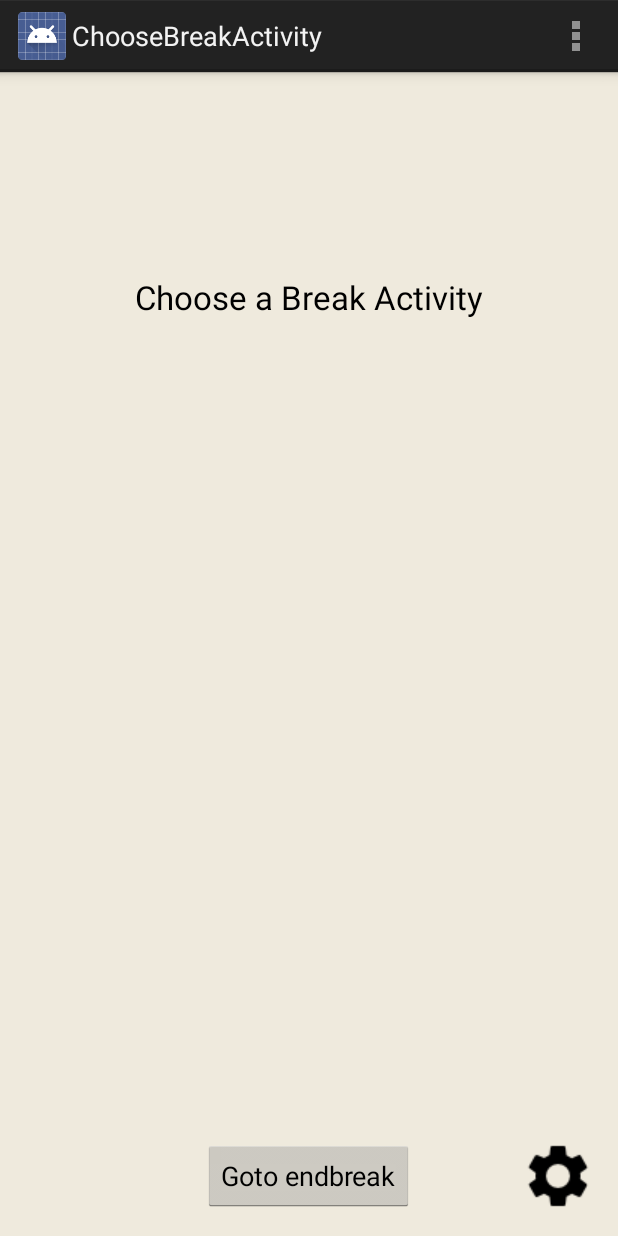
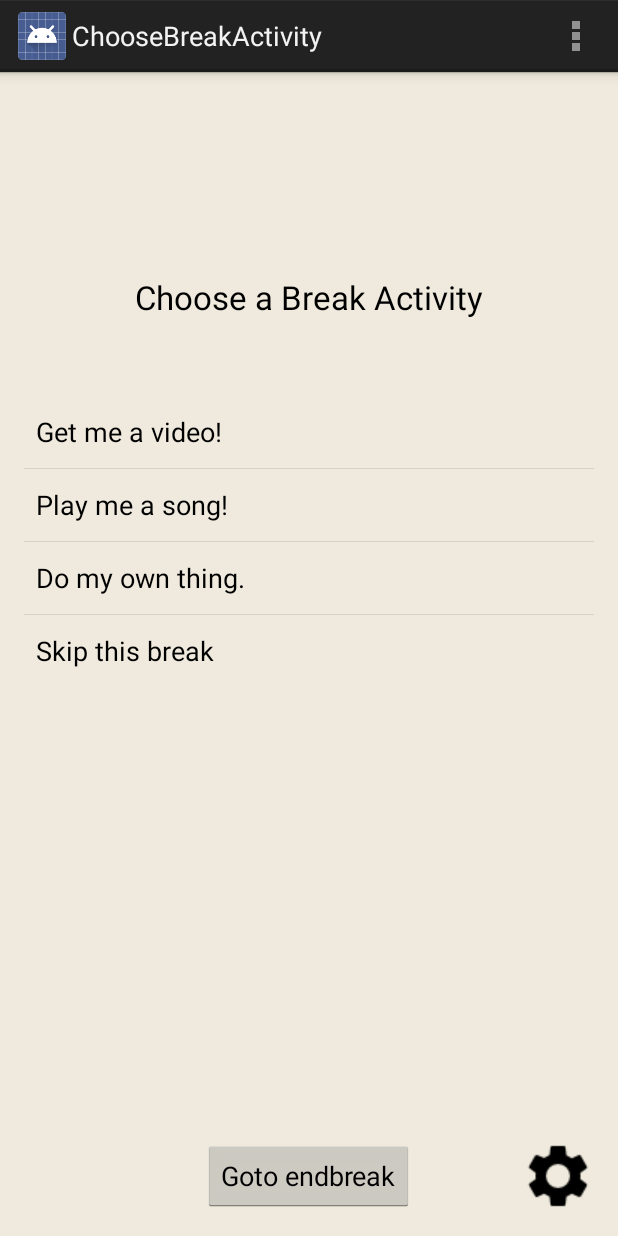
Before and after one commit to kevana/BreakTime, an Android app: the ChooseBreakActivity screen opened directly, with no data from a screen before it, on a phone screen of 412 x 824 dp. Run offline under Robolectric (Android 15) with nearby library versions, the phone set to English and light mode, and no system bars.

Commit message:
Added break timer bubble and sample activities.

```diff
--- a/app/build.gradle
+++ b/app/build.gradle
@@ -22,8 +22,8 @@ android {
         applicationId 'com.breaktime'
         minSdkVersion 15
         targetSdkVersion 20
-        versionCode 4
-        versionName '0.4'
+        versionCode 5
+        versionName '0.5'
     }
     buildTypes {
         release {
--- a/app/src/main/java/com/breaktime/ChooseBreakActivity.java
+++ b/app/src/main/java/com/breaktime/ChooseBreakActivity.java
@@ -6,16 +6,35 @@ import android.os.Bundle;
 import android.view.Menu;
 import android.view.MenuItem;
 import android.view.View;
+import android.widget.AdapterView;
+import android.widget.ListView;
+import android.widget.TextView;
+import android.widget.Toast;
 
 
-public class ChooseBreakActivity extends Activity {
+public class ChooseBreakActivity extends Activity implements AdapterView.OnItemClickListener {
+
+    private ListView listView;
 
     @Override
     protected void onCreate(Bundle savedInstanceState) {
         super.onCreate(savedInstanceState);
         setContentView(R.layout.activity_choose_break);
+        listView = (ListView)findViewById(R.id.chooseBreakListView);
+        listView.setOnItemClickListener(this);
     }
 
+    @Override
+    public void onItemClick(AdapterView<?> adapter, View view, int position, long id) {
+        Toast.makeText(getApplicationContext(), ((TextView) view).getText(),
+                Toast.LENGTH_SHORT).show();
+        // TODO: Start break timer
+        startService(new Intent(this, BreakTimerService.class));
+        Intent homeIntent= new Intent(Intent.ACTION_MAIN);
+        homeIntent.addCategory(Intent.CATEGORY_HOME);
+        homeIntent.setFlags(Intent.FLAG_ACTIVITY_NEW_TASK);
+        startActivity(homeIntent);
+    }
 
     @Override
     public boolean onCreateOptionsMenu(Menu menu) {
--- a/app/src/main/res/layout/activity_choose_break.xml
+++ b/app/src/main/res/layout/activity_choose_break.xml
@@ -10,14 +10,15 @@
     android:background="@color/background">
 
     <ListView
-        android:id="@+id/listView"
+        android:id="@+id/chooseBreakListView"
         style="@style/AppTheme"
         android:layout_width="wrap_content"
         android:layout_height="wrap_content"
         android:layout_centerHorizontal="true"
         android:layout_gravity="bottom"
         android:layout_marginBottom="50dp"
-        android:layout_marginTop="200dp" />
+        android:layout_marginTop="200dp"
+        android:entries="@array/activity_choose_break_options_array"/>
 
     <TextView
         android:id="@+id/textView"
--- a/app/src/main/res/values/strings.xml
+++ b/app/src/main/res/values/strings.xml
@@ -13,4 +13,12 @@
     <string name="title_activity_back_to_work">BackToWorkActivity</string>
     <string name="activity_back_to_work_title">Back to Work</string>
 
+    <string-array name="activity_choose_break_options_array">
+        <item>Get me a video!</item>
+        <item>Play me a song!</item>
+        <item>Do my own thing.</item>
+        <item>Skip this break</item>
+    </string-array>
+
+
 </resources>
```
Also changed, not shown: app/src/main/AndroidManifest.xml (+14 -7 lines), app/src/main/java/com/breaktime/BreakTimerService.java (added, +53 -0 lines).
